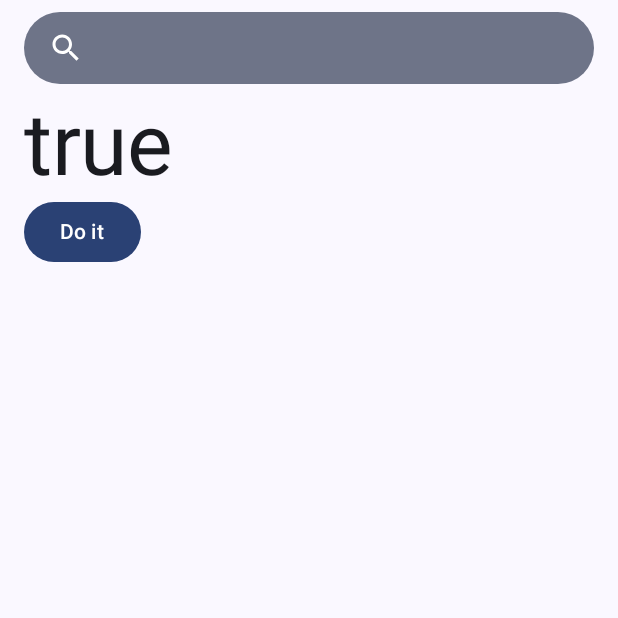
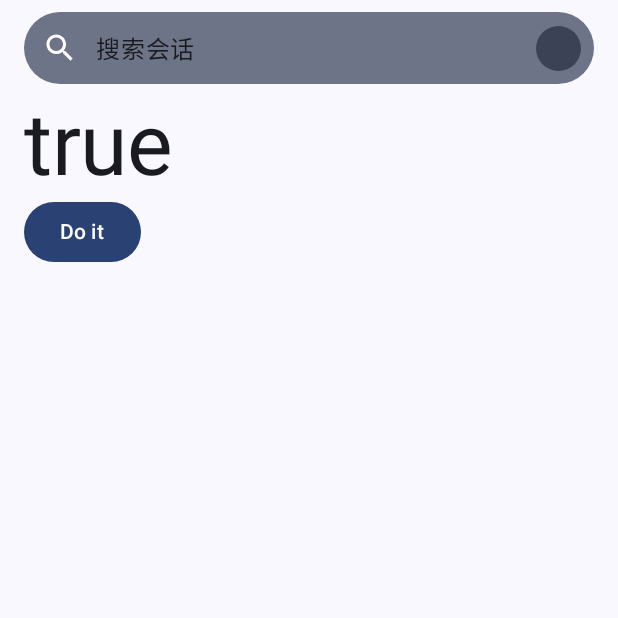
Before and after one commit to Parabox-App/Parabox, an Android app built with Jetpack Compose: the screen it shows after launch (MainActivity), on a phone screen of 412 x 824 dp, the top half of it. Run offline under Robolectric (Android 15) with nearby library versions, the phone set to English and light mode, and no system bars; our stand-ins replace Dagger/Hilt's generated code, Room's generated code, accompanist.

Commit message:
perfect searchbar

```diff
--- a/app/src/main/java/com/ojhdtapp/parabox/MainActivity.kt
+++ b/app/src/main/java/com/ojhdtapp/parabox/MainActivity.kt
@@ -61,16 +61,11 @@ class MainActivity : ComponentActivity() {
             val systemBarsPadding = WindowInsets.systemBars.asPaddingValues()
             val fixedInsets = remember {
                 FixedInsets(
-                    statusBarHeight = systemBarsPadding.calculateTopPadding(),
-                    navigationBarsPadding = PaddingValues(
-                        bottom = systemBarsPadding.calculateBottomPadding(),
-                        start = systemBarsPadding.calculateStartPadding(LayoutDirection.Ltr),
-                        end = systemBarsPadding.calculateEndPadding(LayoutDirection.Ltr),
-                    ),
+                    statusBarHeight = systemBarsPadding.calculateTopPadding()
                 )
             }
             AppTheme {
-                CompositionLocalProvider(LocalFixedInsets provides fixedInsets ) {
+                CompositionLocalProvider(values = arrayOf(LocalFixedInsets provides fixedInsets) ) {
                     MessagePage()
                 }
                 val viewModel = hiltViewModel<MessagePageViewModel>()
--- a/app/src/main/java/com/ojhdtapp/parabox/ui/message/MessagePage.kt
+++ b/app/src/main/java/com/ojhdtapp/parabox/ui/message/MessagePage.kt
@@ -139,7 +139,7 @@ fun ContactItem(
                 modifier = Modifier
                     .size(48.dp)
                     .clip(CircleShape)
-                    .background(MaterialTheme.colorScheme.tertiaryContainer)
+                    .background(MaterialTheme.colorScheme.secondary)
             )
         } else {
             Image(
--- a/app/src/main/java/com/ojhdtapp/parabox/ui/message/SearchAppBar.kt
+++ b/app/src/main/java/com/ojhdtapp/parabox/ui/message/SearchAppBar.kt
@@ -1,23 +1,34 @@
 package com.ojhdtapp.parabox.ui.message
 
+import androidx.compose.animation.AnimatedVisibility
 import androidx.compose.animation.core.animateDpAsState
 import androidx.compose.animation.core.animateIntAsState
 import androidx.compose.foundation.background
 import androidx.compose.foundation.clickable
 import androidx.compose.foundation.layout.*
+import androidx.compose.foundation.shape.CircleShape
 import androidx.compose.foundation.shape.RoundedCornerShape
 import androidx.compose.foundation.text.BasicTextField
+import androidx.compose.foundation.text.KeyboardActions
+import androidx.compose.foundation.text.KeyboardOptions
 import androidx.compose.material.icons.Icons
+import androidx.compose.material.icons.outlined.ArrowBack
 import androidx.compose.material.icons.outlined.Search
 import androidx.compose.ui.Modifier
 import androidx.compose.material3.*
 import androidx.compose.runtime.*
 import androidx.compose.ui.Alignment
+import androidx.compose.ui.ExperimentalComposeUiApi
 import androidx.compose.ui.draw.clip
+import androidx.compose.ui.focus.FocusRequester
+import androidx.compose.ui.focus.focusRequester
+import androidx.compose.ui.platform.LocalFocusManager
+import androidx.compose.ui.platform.LocalSoftwareKeyboardController
+import androidx.compose.ui.text.input.ImeAction
 import androidx.compose.ui.unit.dp
 import com.ojhdtapp.parabox.ui.util.LocalFixedInsets
 
-@OptIn(ExperimentalMaterial3Api::class)
+@OptIn(ExperimentalMaterial3Api::class, ExperimentalComposeUiApi::class)
 @Composable
 fun SearchAppBar(
     modifier: Modifier = Modifier,
@@ -28,17 +39,24 @@ fun SearchAppBar(
     var isActivated by remember {
         mutableStateOf(false)
     }
+    val statusBarHeight = WindowInsets.systemBars.asPaddingValues().calculateTopPadding()
+    val focusRequester = remember { FocusRequester() }
+    val keyboardController = LocalSoftwareKeyboardController.current
+    LaunchedEffect(isActivated){
+        if(isActivated) focusRequester.requestFocus()
+        else keyboardController?.hide()
+    }
     Box(
         modifier = modifier
             .fillMaxWidth()
             .height(
-                LocalFixedInsets.current.statusBarHeight + 64.dp
+                statusBarHeight + 64.dp
             )
             .padding(
                 PaddingValues(
                     animateDpAsState(targetValue = if (isActivated) 0.dp else 16.dp).value,
                     animateDpAsState(
-                        targetValue = if (isActivated) 0.dp else 8.dp + LocalFixedInsets.current.statusBarHeight
+                        targetValue = if (isActivated) 0.dp else 8.dp + statusBarHeight
                     ).value,
                     animateDpAsState(targetValue = if (isActivated) 0.dp else 16.dp).value,
                     animateDpAsState(targetValue = if (isActivated) 0.dp else 8.dp).value
@@ -51,7 +69,7 @@ fun SearchAppBar(
                 .fillMaxSize()
                 .clip(RoundedCornerShape(animateIntAsState(targetValue = if (isActivated) 0 else 50).value))
                 .background(MaterialTheme.colorScheme.secondaryContainer)
-                .clickable { isActivated = !isActivated },
+                .clickable { isActivated = true },
             contentAlignment = Alignment.BottomCenter
         ) {
             Row(
@@ -60,22 +78,44 @@ fun SearchAppBar(
                     .height(animateDpAsState(targetValue = if (isActivated) 64.dp else 48.dp).value),
                 verticalAlignment = Alignment.CenterVertically
             ) {
-                Icon(
-                    modifier = Modifier.padding(horizontal = 16.dp),
-                    imageVector = Icons.Outlined.Search,
-                    contentDescription = "search",
-                    tint = MaterialTheme.colorScheme.onSecondaryContainer
-                )
+                IconButton(
+                    onClick = { isActivated = !isActivated },
+                ) {
+                    Icon(
+                        imageVector = if (isActivated) Icons.Outlined.ArrowBack else Icons.Outlined.Search,
+                        contentDescription = "search",
+                        tint = MaterialTheme.colorScheme.onSecondaryContainer
+                    )
+                }
                 BasicTextField(
                     modifier = Modifier
                         .weight(1f)
-                        .fillMaxHeight(),
+                        .focusRequester(focusRequester),
                     value = text,
                     onValueChange = onTextChange,
-                    enabled = false,
-                    textStyle = MaterialTheme.typography.bodyMedium,
-                    singleLine = true
+                    enabled = isActivated,
+                    textStyle = MaterialTheme.typography.bodyLarge,
+                    keyboardOptions = KeyboardOptions(imeAction = ImeAction.Done),
+                    keyboardActions = KeyboardActions(
+                        onDone = {keyboardController?.hide()}),
+                    singleLine = true,
+                    decorationBox = { innerTextField ->
+                        if (text.isEmpty()) {
+                            Text(text = "搜索会话")
+                        }
+                        innerTextField()
+                    }
                 )
+                AnimatedVisibility(visible = !isActivated) {
+                    IconButton(onClick = { /*TODO*/ }) {
+                        Box(
+                            modifier = Modifier
+                                .size(30.dp)
+                                .clip(CircleShape)
+                                .background(MaterialTheme.colorScheme.secondary)
+                        )
+                    }
+                }
             }
         }
     }
--- a/app/src/main/java/com/ojhdtapp/parabox/ui/util/FixedInsets.kt
+++ b/app/src/main/java/com/ojhdtapp/parabox/ui/util/FixedInsets.kt
@@ -7,7 +7,6 @@ import androidx.compose.ui.unit.dp
 
 data class FixedInsets(
     val statusBarHeight: Dp = 0.dp,
-    val navigationBarsPadding: PaddingValues = PaddingValues(),
 )
 
 val LocalFixedInsets = compositionLocalOf<FixedInsets> { error("no FixedInsets provided!") }
```
